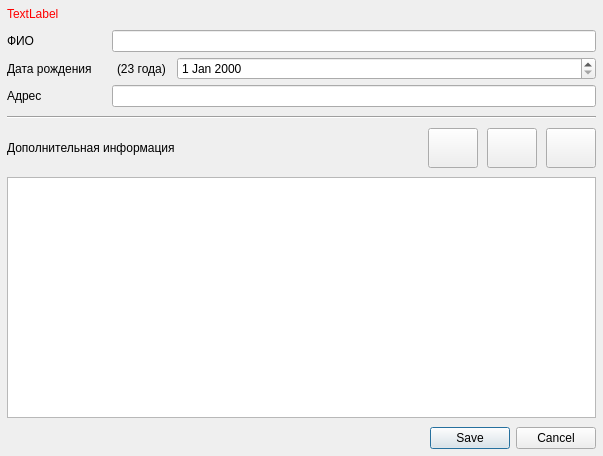
Old version of the form interface/patient/patientForm.ui in the repository strizh78/MApp.
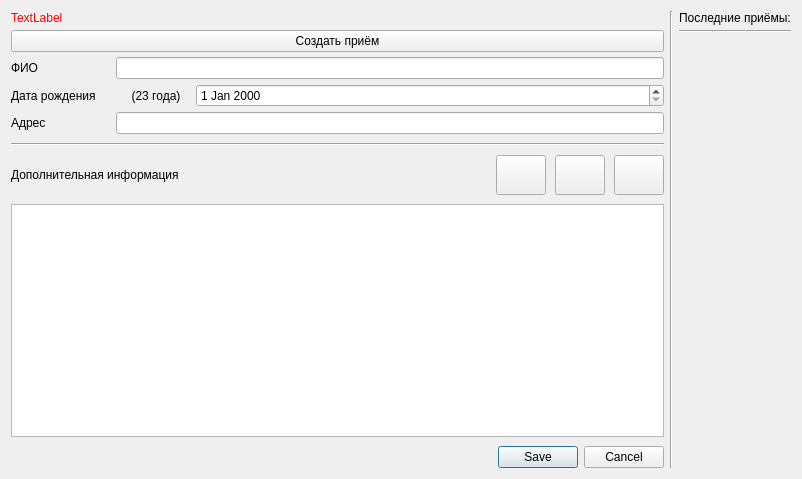
New version of the form. Icons and pictures are not drawn.

Commit message: Add appointment class and forms (#38)

What changed in the file:
```diff
--- a/interface/patient/patientForm.ui
+++ b/interface/patient/patientForm.ui
@@ -6,29 +6,14 @@
    <rect>
     <x>0</x>
     <y>0</y>
-    <width>603</width>
-    <height>456</height>
+    <width>802</width>
+    <height>479</height>
    </rect>
   </property>
   <property name="windowTitle">
    <string>Form</string>
   </property>
   <layout class="QHBoxLayout" name="horizontalLayout">
-   <property name="spacing">
-    <number>9</number>
-   </property>
-   <property name="leftMargin">
-    <number>7</number>
-   </property>
-   <property name="topMargin">
-    <number>7</number>
-   </property>
-   <property name="rightMargin">
-    <number>7</number>
-   </property>
-   <property name="bottomMargin">
-    <number>7</number>
-   </property>
    <item>
     <layout class="QVBoxLayout" name="verticalLayout_3">
      <property name="spacing">
@@ -37,16 +22,6 @@
      <property name="bottomMargin">
       <number>0</number>
      </property>
-     <item>
-      <widget class="QLabel" name="errorLabel">
-       <property name="styleSheet">
-        <string notr="true">color: red</string>
-       </property>
-       <property name="text">
-        <string>TextLabel</string>
-       </property>
-      </widget>
-     </item>
      <item>
       <layout class="QVBoxLayout" name="verticalLayout">
        <property name="spacing">
@@ -55,6 +30,46 @@
        <property name="topMargin">
         <number>0</number>
        </property>
+       <item>
+        <widget class="QLabel" name="errorLabel">
+         <property name="styleSheet">
+          <string notr="true">color: red</string>
+         </property>
+         <property name="text">
+          <string>TextLabel</string>
+         </property>
+        </widget>
+       </item>
+       <item>
+        <layout class="QHBoxLayout" name="horizontalLayout_4">
+         <property name="topMargin">
+          <number>0</number>
+         </property>
+         <item>
+          <widget class="QPushButton" name="addAppointmentBtn">
+           <property name="minimumSize">
+            <size>
+             <width>0</width>
+             <height>0</height>
+            </size>
+           </property>
+           <property name="maximumSize">
+            <size>
+             <width>16777215</width>
+             <height>16777215</height>
+            </size>
+           </property>
+           <property name="text">
+            <string>Создать приём</string>
+           </property>
+           <property name="icon">
+            <iconset resource="../icons.qrc">
+             <normaloff>:/icons/greenPlusIcon.png</normaloff>:/icons/greenPlusIcon.png</iconset>
+           </property>
+          </widget>
+         </item>
+        </layout>
+       </item>
        <item>
         <layout class="QFormLayout" name="formLayout">
          <property name="horizontalSpacing">
@@ -63,7 +78,7 @@
          <property name="topMargin">
           <number>0</number>
          </property>
-         <item row="0" column="0">
+         <item row="1" column="0">
           <widget class="QLabel" name="nameLabel">
            <property name="minimumSize">
             <size>
@@ -82,7 +97,7 @@
            </property>
           </widget>
          </item>
-         <item row="0" column="1">
+         <item row="1" column="1">
           <widget class="QLineEdit" name="nameEdit">
            <property name="sizePolicy">
             <sizepolicy hsizetype="Expanding" vsizetype="Fixed">
@@ -132,6 +147,12 @@
          </item>
          <item row="1" column="2">
           <widget class="QDateEdit" name="dateEdit">
+           <property name="sizePolicy">
+            <sizepolicy hsizetype="Expanding" vsizetype="Fixed">
+             <horstretch>0</horstretch>
+             <verstretch>0</verstretch>
+            </sizepolicy>
+           </property>
            <property name="minimumSize">
             <size>
              <width>400</width>
@@ -150,7 +171,7 @@
            </property>
            <property name="minimumSize">
             <size>
-             <width>55</width>
+             <width>70</width>
              <height>0</height>
             </size>
            </property>
@@ -163,6 +184,9 @@
            <property name="text">
             <string>(23 года)</string>
            </property>
+           <property name="alignment">
+            <set>Qt::AlignCenter</set>
+           </property>
            <property name="indent">
             <number>-1</number>
            </property>
@@ -357,6 +381,75 @@
      </item>
     </layout>
    </item>
+   <item>
+    <widget class="QWidget" name="appointments" native="true">
+     <layout class="QHBoxLayout" name="horizontalLayout_5">
+      <property name="leftMargin">
+       <number>0</number>
+      </property>
+      <property name="topMargin">
+       <number>0</number>
+      </property>
+      <property name="rightMargin">
+       <number>0</number>
+      </property>
+      <property name="bottomMargin">
+       <number>0</number>
+      </property>
+      <item>
+       <widget class="Line" name="line_3">
+        <property name="orientation">
+         <enum>Qt::Vertical</enum>
+        </property>
+       </widget>
+      </item>
+      <item>
+       <layout class="QVBoxLayout" name="appointmentsList">
+        <property name="spacing">
+         <number>5</number>
+        </property>
+        <property name="rightMargin">
+         <number>0</number>
+        </property>
+        <item>
+         <layout class="QHBoxLayout" name="horizontalLayout_3">
+          <property name="topMargin">
+           <number>0</number>
+          </property>
+          <item>
+           <widget class="QLabel" name="lastAppointmentsLabel">
+            <property name="text">
+             <string>Последние приёмы:</string>
+            </property>
+           </widget>
+          </item>
+         </layout>
+        </item>
+        <item>
+         <widget class="Line" name="line_2">
+          <property name="orientation">
+           <enum>Qt::Horizontal</enum>
+          </property>
+         </widget>
+        </item>
+        <item>
+         <spacer name="verticalSpacer">
+          <property name="orientation">
+           <enum>Qt::Vertical</enum>
+          </property>
+          <property name="sizeHint" stdset="0">
+           <size>
+            <width>17</width>
+            <height>443</height>
+           </size>
+          </property>
+         </spacer>
+        </item>
+       </layout>
+      </item>
+     </layout>
+    </widget>
+   </item>
   </layout>
  </widget>
  <tabstops>
```
The commit also changes 48 other files.
